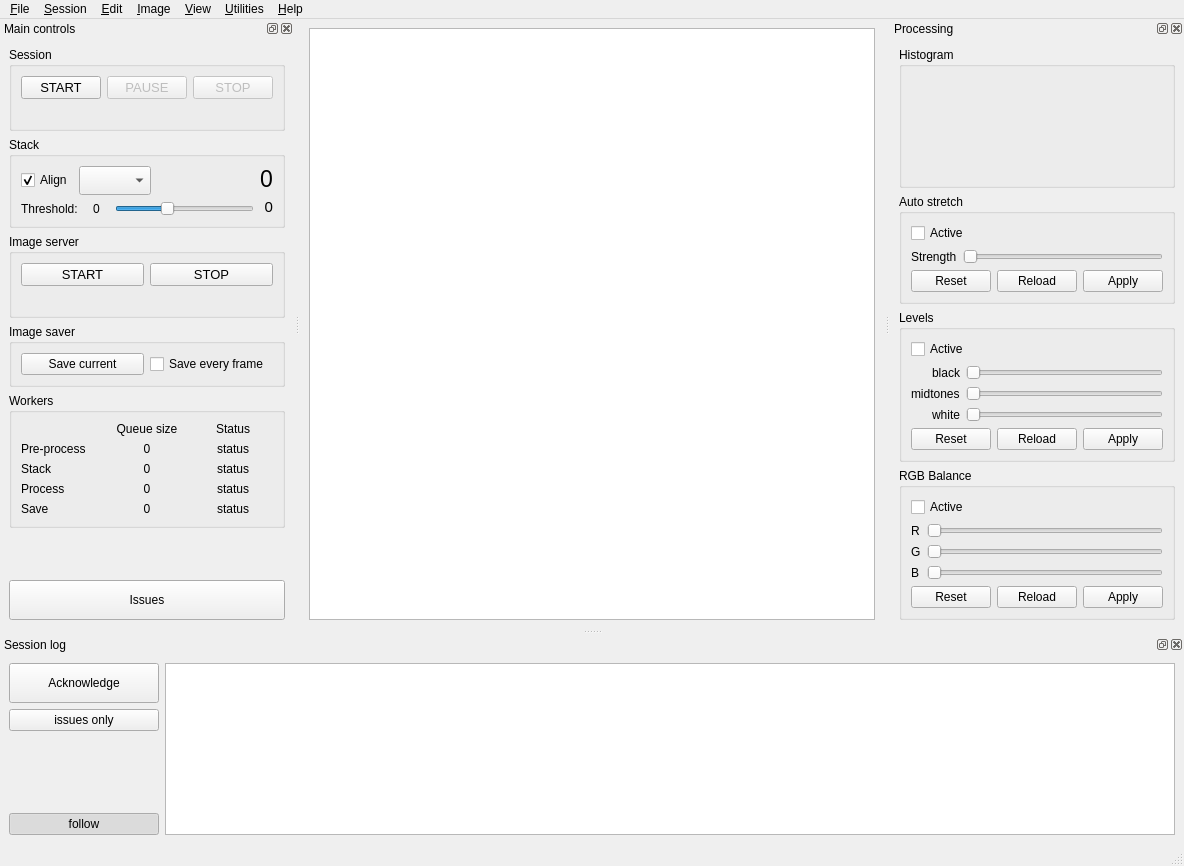
This is src/als/ui/als_ui.ui in deufrai/als as Qt 5 draws it before an edit. The edited form follows.
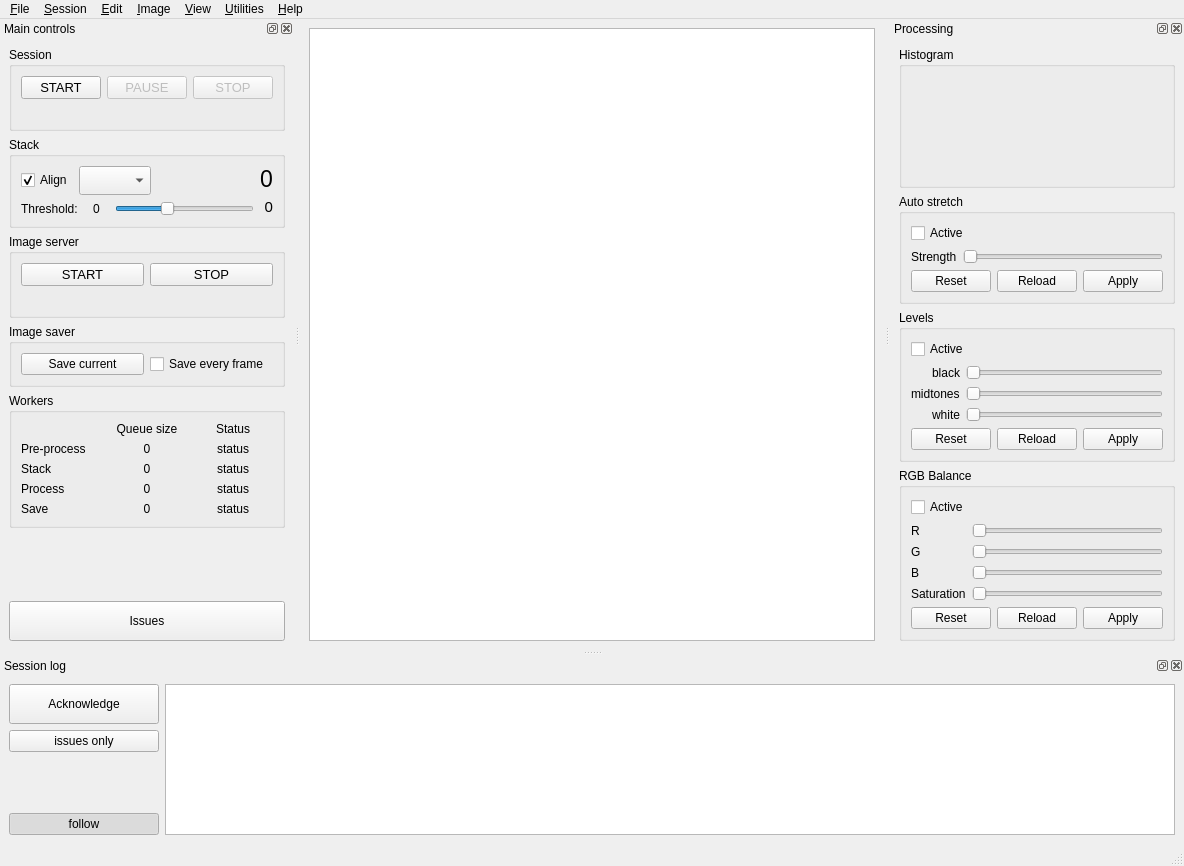
This is the edited form. Custom widgets are drawn as their Qt base class.

Commit message: Add saturation slider to color balance controls

```diff
--- a/src/als/ui/als_ui.ui
+++ b/src/als/ui/als_ui.ui
@@ -1228,6 +1228,23 @@
             </property>
            </widget>
           </item>
+          <item row="3" column="0">
+           <widget class="QLabel" name="label_8">
+            <property name="text">
+             <string>Saturation</string>
+            </property>
+           </widget>
+          </item>
+          <item row="3" column="1">
+           <widget class="Slider" name="sld_rgb_saturation">
+            <property name="maximum">
+             <number>255</number>
+            </property>
+            <property name="orientation">
+             <enum>Qt::Horizontal</enum>
+            </property>
+           </widget>
+          </item>
          </layout>
         </item>
         <item>
```
The commit also changes 3 other files.
